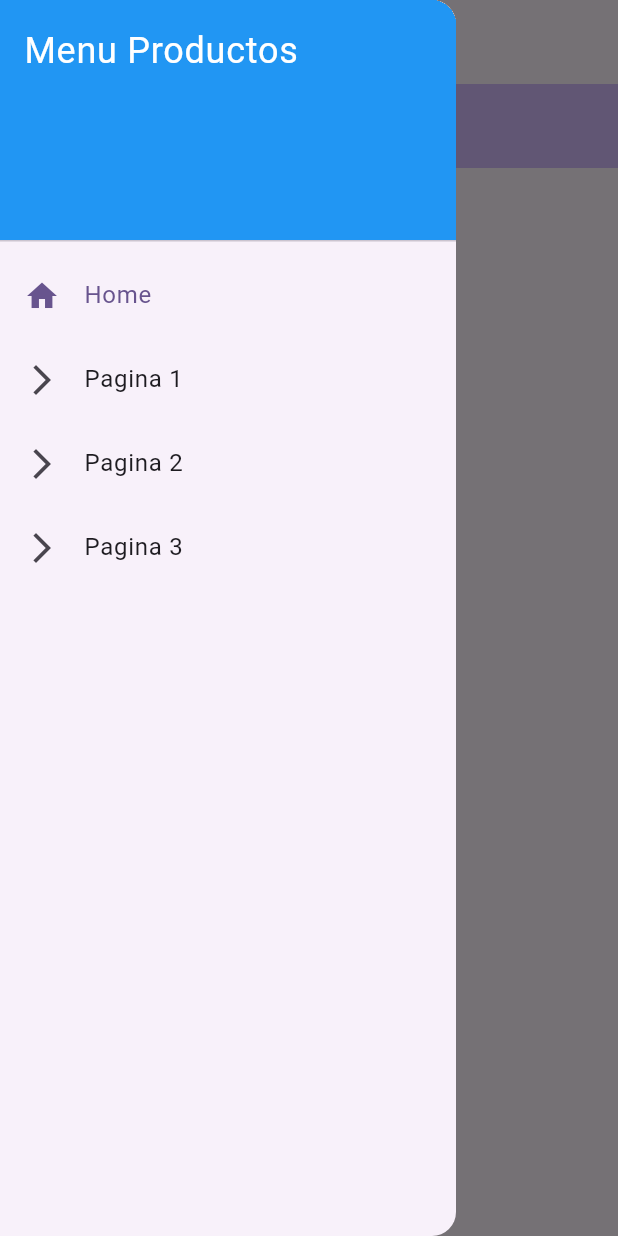
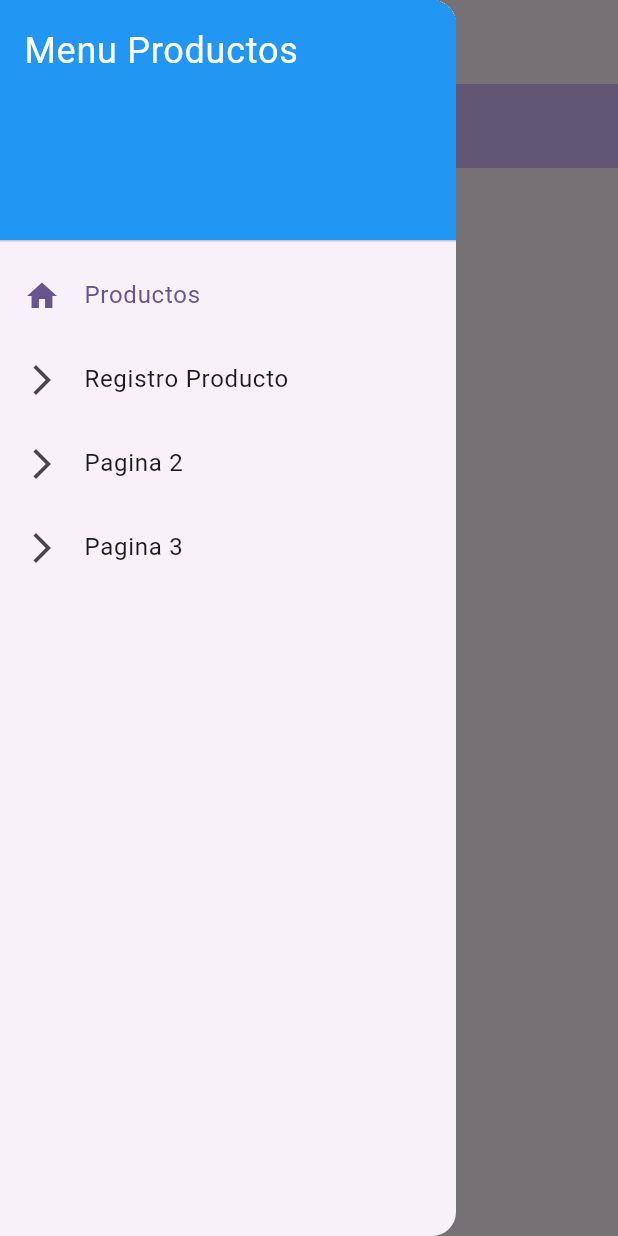
Before and after one commit to levi1405/eval2_sis21a, a Flutter app: the screen it shows after launch, with the side drawer open, on a phone screen of 412 x 824 dp. Run offline on Flutter 3.47's test engine with Material 2 defaults, Android fonts, the phone set to English and light mode, and no system bars; our stand-ins replace cloud_firestore, firebase_core; missing offline and left inert: dart:ffi; accounts and stored records are empty.

Commit message:
solucion error dato stock

```diff
--- a/lib/models/crud.dart
+++ b/lib/models/crud.dart
@@ -16,4 +16,4 @@ import 'package:cloud_firestore/cloud_firestore.dart';
   return students; }
 
   Future<void> addProducto(String nombre, String precio, String stock) async {
-     await db.collection('tb_productos').add({"nombre" : nombre, "precio" : precio}); }
+     await db.collection('tb_productos').add({"nombre" : nombre, "precio" : precio, "stock": stock}); }
--- a/lib/views/home.dart
+++ b/lib/views/home.dart
@@ -57,7 +57,7 @@ class _MyHomePageState extends State<MyHomePage> {
             ListTile(
               selected: (0==_item),
               leading: Icon(Icons.home),
-              title: Text('Home'),
+              title: Text('Productos'),
               onTap: (){
                 _setItemDrawer(0);
               },
@@ -65,7 +65,7 @@ class _MyHomePageState extends State<MyHomePage> {
             ListTile(
               selected: (1==_item),
               leading: Icon(Icons.arrow_forward_ios),
-              title: Text('Pagina 1'),
+              title: Text('Registro Producto'),
               onTap: (){
                 _setItemDrawer(1);
               },
--- a/lib/views/registro.dart
+++ b/lib/views/registro.dart
@@ -14,8 +14,6 @@ class _RegistroState extends State<Registro> {
    final TextEditingController _precioControllers = TextEditingController(text: "");
    final TextEditingController _stockControllers = TextEditingController(text: "");
 
-  bool validacion=false;
-  String mensaje = '';
 
   @override
   Widget build(BuildContext context) {
```
